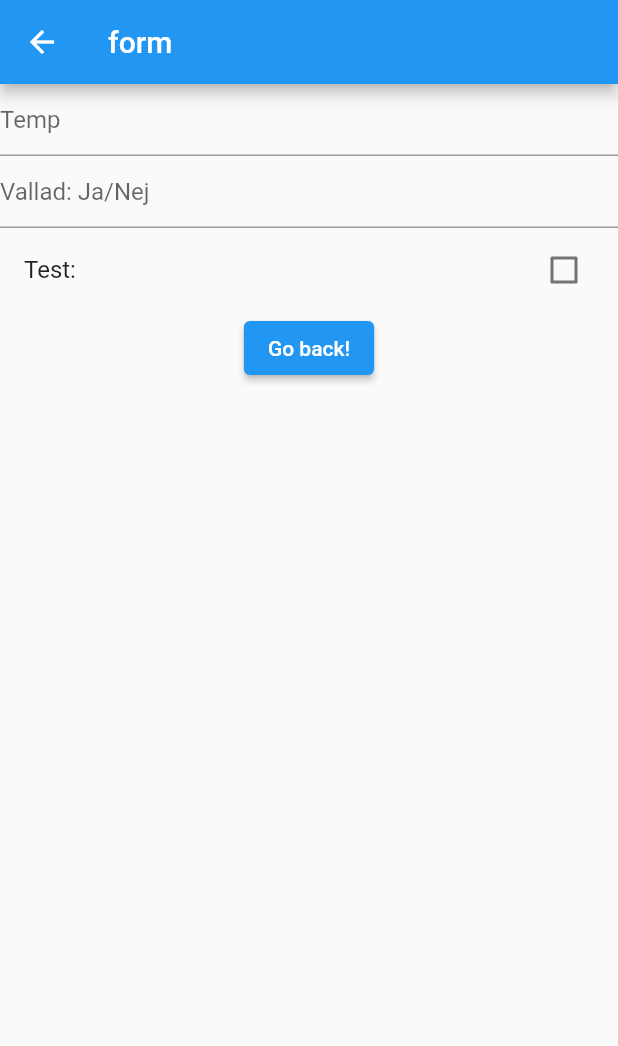
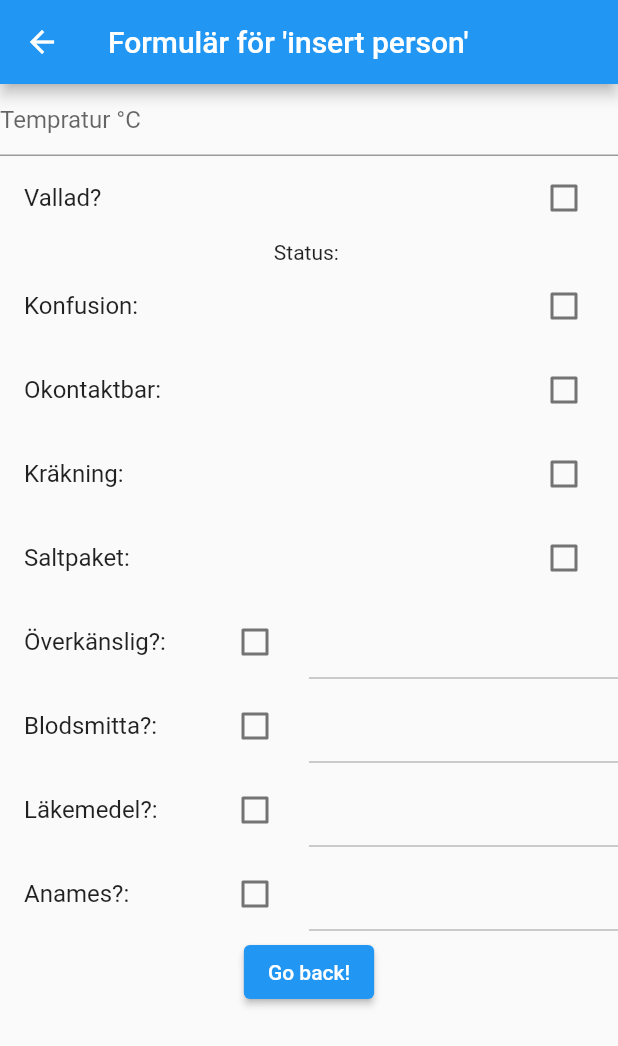
Before and after one commit to pontanVB/RunProof, a Flutter app: the FormPage screen opened directly, on a phone screen of 412 x 824 dp. Shown: the top 1046 px of the screen. Run offline on Flutter 3.47's test engine with Material 2 defaults, Android fonts, the light colour scheme and no system bars; our stand-ins replace firebase_auth, firebase_core, firebase_database; accounts and stored records are empty.

Commit message:
formpage enabled checkbox text

```diff
--- a/runproof/lib/pages/form_page.dart
+++ b/runproof/lib/pages/form_page.dart
@@ -5,6 +5,8 @@ import 'package:flutter/src/widgets/framework.dart';
 import 'package:flutter/src/widgets/placeholder.dart';
 
 class FormPage extends StatefulWidget {
+  const FormPage({super.key});
+
   @override
   _FormPageState createState() => _FormPageState();
 }
@@ -12,38 +14,174 @@ class FormPage extends StatefulWidget {
 
 class _FormPageState extends State<FormPage> {
 
-  bool _value = false;
+  bool isVal = false;
+  bool isKon = false;
+  bool isOko = false;
+  bool isKra = false;
+  bool isSal = false;
+  bool isOver = false;
+  bool isBlod = false;
+  bool isLake = false;
+  bool isAna = false;
+  bool test = false;
+
 
   @override
   Widget build(BuildContext context) {
     return Scaffold(
-      appBar: AppBar(title: Text("form")),
-      body: Column(
+      appBar: AppBar(title: Text("Formulär för 'insert person'")),
+      body: ListView(
+        shrinkWrap: true,
         children: [
           Center(
             child: TextField(
-            decoration: InputDecoration(hintText: "Temp"),
+            decoration: InputDecoration(hintText: "Tempratur °C"),
             ),
           ),
 
-          Center( //TEMP
-            child: TextField(
-              decoration: InputDecoration(hintText: "Vallad: Ja/Nej"),
-            ),
+          CheckboxListTile(
+            title: const Text("Vallad? "),
+            autofocus: false,
+            selected: isVal,
+            value: isVal,
+            onChanged: (bool? value){
+              setState(() {
+                isVal = value!;
+              });
+            },
           ),
 
-          Align(
-            alignment: Alignment.centerLeft,
-            child: Container(
-              child: CheckboxListTile(
-                title: const Text("Test: "),
+          Column(
+            children:[
+              Text('Status: '),
+              CheckboxListTile(
+                title: const Text("Konfusion: "),
                 autofocus: false,
-                selected: _value,
-                value: _value,
-                onChanged: (bool? value){},
+                selected: isKon,
+                value: isKon,
+                onChanged: (bool? value){
+                  setState(() {
+                    isKon = value!;
+                  });
+                },
               ),
-            ),
+              CheckboxListTile(
+                title: const Text("Okontaktbar: "),
+                autofocus: false,
+                selected: isOko,
+                value: isOko,
+                onChanged: (bool? value){
+                  setState(() {
+                    isOko = value!;
+                  });
+                },
+              ),
+
+              CheckboxListTile(
+                title: const Text("Kräkning: "),
+                autofocus: false,
+                selected: isKra,
+                value: isKra,
+                onChanged: (bool? value){
+                  setState(() {
+                    isKra = value!;
+                  });
+                },
+              ),
+
+              CheckboxListTile(
+                title: const Text("Saltpaket: "),
+                autofocus: false,
+                selected: isSal,
+                value: isSal,
+                onChanged: (bool? value){
+                  setState(() {
+                    isSal = value!;
+                  });
+                },
+              ),
+
+            ],
           ),
+
+          Row(
+            children: [
+              Expanded(
+                child: CheckboxListTile(
+                  title: const Text("Överkänslig?: "),
+                  autofocus: false,
+                  selected: isOver,
+                  value: isOver,
+                  onChanged: (bool? value){
+                    setState(() {
+                      isOver = value!;
+                    });
+                  },
+                ),
+              ),
+              Expanded(child: TextField(enabled: isOver,),),
+            ], //Row children
+          ),
+
+          Row(
+            children: [
+              Expanded(
+                child: CheckboxListTile(
+                  title: const Text("Blodsmitta?: "),
+                  autofocus: false,
+                  selected: isBlod,
+                  value: isBlod,
+                  onChanged: (bool? value){
+                    setState(() {
+                      isBlod = value!;
+                    });
+                  },
+                ),
+              ),
+              Expanded(child: TextField(enabled: isBlod,),),
+            ], //Row children
+          ),
+
+          Row(
+            children: [
+              Expanded(
+                child: CheckboxListTile(
+                  title: const Text("Läkemedel?: "),
+                  autofocus: false,
+                  selected: isLake,
+                  value: isLake,
+                  onChanged: (bool? value){
+                    setState(() {
+                      isLake = value!;
+                    });
+                  },
+                ),
+              ),
+              Expanded(child: TextField(enabled: isLake,),),
+            ], //Row children
+          ),
+
+          Row(
+            children: [
+              Expanded(
+                child: CheckboxListTile(
+                  title: const Text("Anames?: "),
+                  autofocus: false,
+                  selected: isAna,
+                  value: isAna,
+                  onChanged: (bool? value){
+                    setState(() {
+                      isAna = value!;
+                    });
+                  },
+                ),
+              ),
+              Expanded(child: TextField(enabled: isAna,),),
+            ], //Row children
+          ),
+
+
+
 
           Center(
             child: ElevatedButton(
@@ -55,7 +193,7 @@ class _FormPageState extends State<FormPage> {
             ),
           ),
 
-        ],
+        ], //Column children
       ),
     );
   }
```
